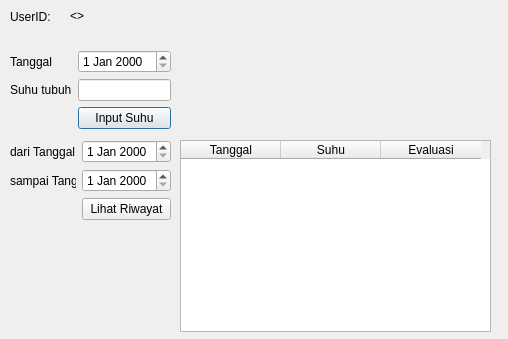
This is src/suhuTubuhMenu.ui in raihanastrada/rpl-sistem-corona as Qt 5 draws it before an edit. The edited form follows.
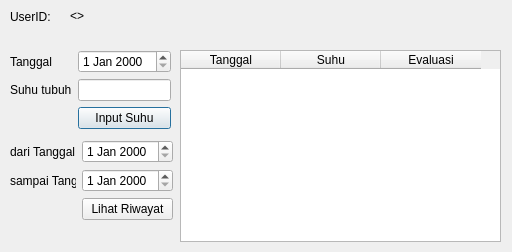
This is the edited form.

Commit message: Added temp lower bound

The edit to the form file:
```diff
--- a/src/suhuTubuhMenu.ui
+++ b/src/suhuTubuhMenu.ui
@@ -6,8 +6,8 @@
    <rect>
     <x>0</x>
     <y>0</y>
-    <width>508</width>
-    <height>339</height>
+    <width>512</width>
+    <height>252</height>
    </rect>
   </property>
   <property name="windowTitle">
@@ -56,8 +56,8 @@
    <property name="geometry">
     <rect>
      <x>180</x>
-     <y>140</y>
-     <width>311</width>
+     <y>50</y>
+     <width>321</width>
      <height>192</height>
     </rect>
    </property>
@@ -82,7 +82,7 @@
     <rect>
      <x>10</x>
      <y>140</y>
-     <width>161</width>
+     <width>163</width>
      <height>80</height>
     </rect>
    </property>
```
The commit also changes 2 other files.
